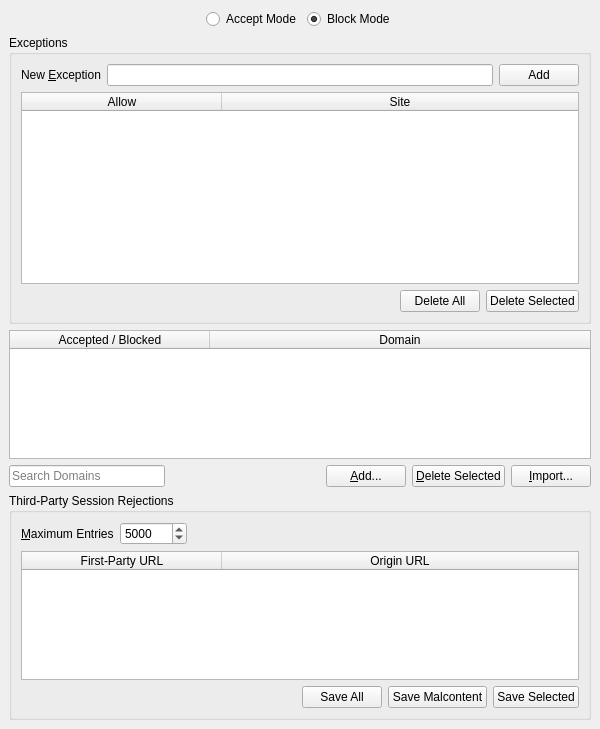
textbrowser/dooble, file 2.x/UI/dooble_accepted_or_blocked_domains.ui: the form before one commit.
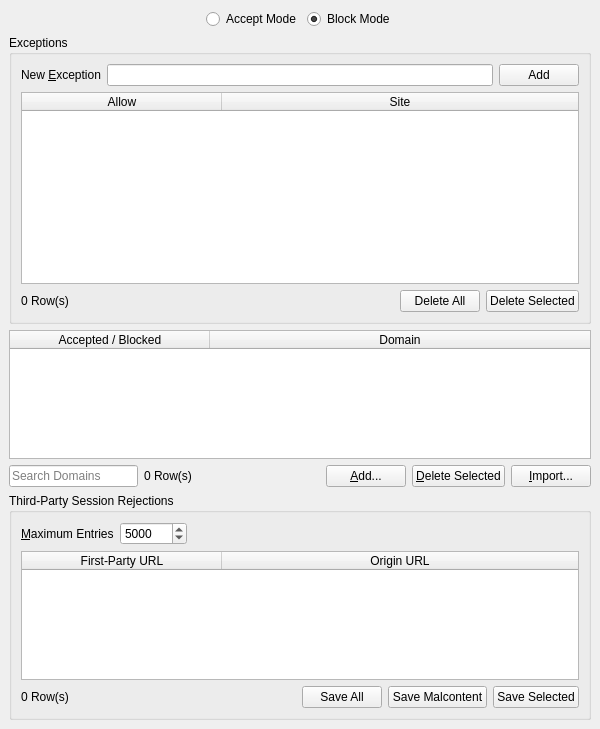
The form after the commit. Icons and pictures are not drawn. Custom widgets are drawn as their Qt base class.

Commit message: Let's represent information via cute labels.

Diff of the .ui file:
```diff
--- a/2.x/UI/dooble_accepted_or_blocked_domains.ui
+++ b/2.x/UI/dooble_accepted_or_blocked_domains.ui
@@ -158,6 +158,13 @@
        </item>
        <item>
         <layout class="QHBoxLayout" name="horizontalLayout_13">
+         <item>
+          <widget class="QLabel" name="entries_1">
+           <property name="text">
+            <string>0 Row(s)</string>
+           </property>
+          </widget>
+         </item>
          <item>
           <spacer name="horizontalSpacer_14">
            <property name="orientation">
@@ -249,6 +256,13 @@
         </property>
        </widget>
       </item>
+      <item>
+       <widget class="QLabel" name="entries_2">
+        <property name="text">
+         <string>0 Row(s)</string>
+        </property>
+       </widget>
+      </item>
       <item>
        <spacer name="horizontalSpacer">
         <property name="orientation">
@@ -380,6 +394,13 @@
        </item>
        <item>
         <layout class="QHBoxLayout" name="horizontalLayout_3">
+         <item>
+          <widget class="QLabel" name="entries_3">
+           <property name="text">
+            <string>0 Row(s)</string>
+           </property>
+          </widget>
+         </item>
          <item>
           <spacer name="horizontalSpacer_4">
            <property name="orientation">
```
Left out of the diff: 9 changed lines with no effect on the pictures. The commit also changes 1 other file.
